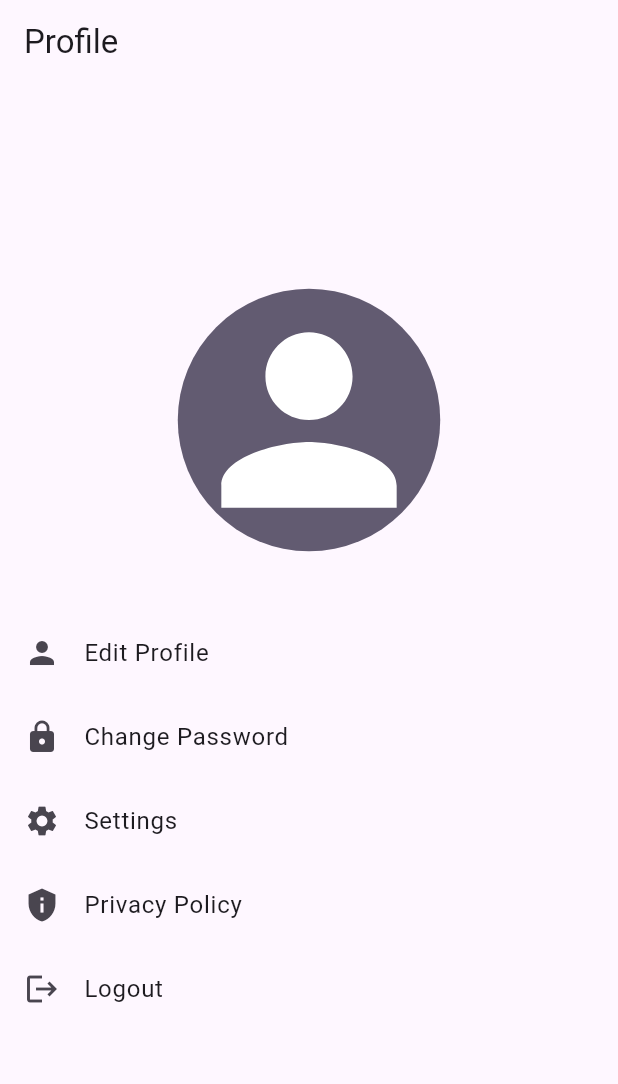
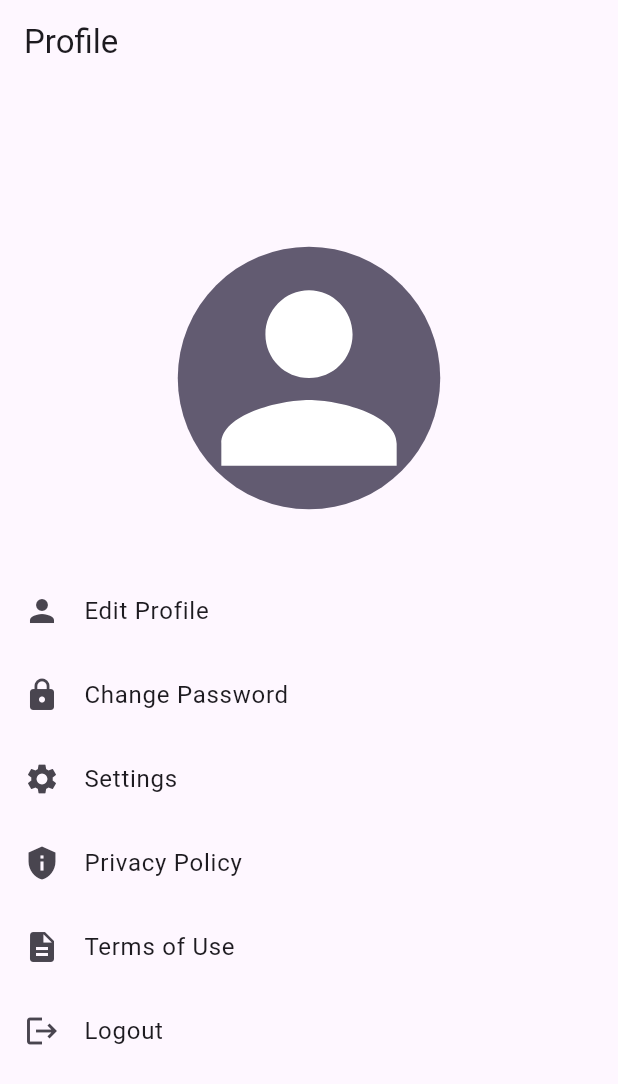
Before and after one commit to ricardodalarme/flutter_bloc_starter, a Flutter app: the ProfileView screen opened directly, on a phone screen of 412 x 824 dp. Shown: the top 1084 px of the screen. Run offline on Flutter 3.47's test engine with Material 2 defaults, Android fonts, the phone set to English and light mode, and no system bars; our stand-ins replace cached_network_image, firebase_analytics, firebase_core, firebase_crashlytics, flutter_bloc, flutter_svg and 4 more; missing offline and left inert: formz_inputs; accounts and stored records are empty; generated files the repository leaves out were written again.

Commit message:
feat: add a dumb Terms of Use page

```diff
--- a/lib/features/profile/profile_view.dart
+++ b/lib/features/profile/profile_view.dart
@@ -49,6 +49,11 @@ class ProfileView extends StatelessWidget {
                 onTap: () => context.push(AppPaths.privacyPolicy),
               ),
               ListTile(
+                title: Text(context.l10n.termsOfUse),
+                leading: const Icon(Icons.description),
+                onTap: () => context.push(AppPaths.termsOfUse),
+              ),
+              ListTile(
                 title: Text(context.l10n.logout),
                 leading: const Icon(Icons.logout),
                 onTap: () =>
--- a/lib/l10n/arb/app_en.arb
+++ b/lib/l10n/arb/app_en.arb
@@ -37,5 +37,6 @@
   "firstName": "First Name",
   "lastName": "Last Name",
   "search": "Search",
-  "privacyPolicy": "Privacy Policy"
+  "privacyPolicy": "Privacy Policy",
+  "termsOfUse": "Terms of Use"
 }
--- a/lib/l10n/arb/app_pt.arb
+++ b/lib/l10n/arb/app_pt.arb
@@ -37,5 +37,6 @@
   "firstName": "Nome",
   "lastName": "Sobrenome",
   "search": "Pesquisar",
-  "privacyPolicy": "Política de Privacidade"
+  "privacyPolicy": "Política de Privacidade",
+  "termsOfUse": "Termos de Uso"
 }
--- a/lib/routes/app_paths.dart
+++ b/lib/routes/app_paths.dart
@@ -11,6 +11,7 @@ abstract class AppPaths {
   static const editProfile = _Paths.editProfile;
   static const settings = _Paths.settings;
   static const privacyPolicy = _Paths.privacyPolicy;
+  static const termsOfUse = _Paths.termsOfUse;
 }
 
 abstract class _Paths {
@@ -22,4 +23,5 @@ abstract class _Paths {
   static const editProfile = '/edit-profile';
   static const settings = '/settings';
   static const privacyPolicy = '/privacy-policy';
+  static const termsOfUse = '/terms-of-use';
 }
--- a/lib/routes/app_routes.dart
+++ b/lib/routes/app_routes.dart
@@ -9,6 +9,7 @@ import 'package:flutter_bloc_starter/features/not_found/not_found_view.dart';
 import 'package:flutter_bloc_starter/features/privacy_policy/privacy_policy_view.dart';
 import 'package:flutter_bloc_starter/features/settings/settings_view.dart';
 import 'package:flutter_bloc_starter/features/signup/signup_view.dart';
+import 'package:flutter_bloc_starter/features/terms_of_use/terms_of_use_view.dart';
 import 'package:go_router/go_router.dart';
 
 part 'app_paths.dart';
@@ -57,5 +58,9 @@ abstract class AppRoutes {
       path: _Paths.privacyPolicy,
       builder: (context, state) => const PrivacyPolicyView(),
     ),
+    GoRoute(
+      path: _Paths.termsOfUse,
+      builder: (context, state) => const TermsOfUseView(),
+    ),
   ];
 }
```
Also changed, not shown: lib/features/terms_of_use/terms_of_use_view.dart (added, +18 -0 lines), 1 other file.
